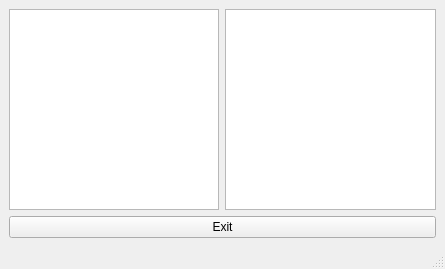
First picture: the form in Easy_File_Manager/explorer.ui, repository NebesnyiA/Easy_File_Manager, before the edit.
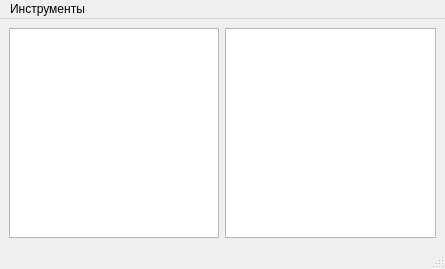
Second picture: the form after the edit.

Commit message: New function was added: possibility to create new folder in both windows.

What changed in the file:
```diff
--- a/Easy_File_Manager/explorer.ui
+++ b/Easy_File_Manager/explorer.ui
@@ -19,6 +19,19 @@
      <layout class="QVBoxLayout" name="verticalLayout">
       <item>
        <layout class="QHBoxLayout" name="horizontalLayout">
+        <item>
+         <spacer name="horizontalSpacer">
+          <property name="orientation">
+           <enum>Qt::Horizontal</enum>
+          </property>
+          <property name="sizeHint" stdset="0">
+           <size>
+            <width>40</width>
+            <height>20</height>
+           </size>
+          </property>
+         </spacer>
+        </item>
         <item>
          <widget class="QListView" name="Win_One"/>
         </item>
@@ -27,13 +40,6 @@
         </item>
        </layout>
       </item>
-      <item>
-       <widget class="QPushButton" name="B_Exit">
-        <property name="text">
-         <string>Exit</string>
-        </property>
-       </widget>
-      </item>
      </layout>
     </item>
    </layout>
@@ -47,6 +53,14 @@
      <height>21</height>
     </rect>
    </property>
+   <widget class="QMenu" name="menu">
+    <property name="title">
+     <string>Инструменты</string>
+    </property>
+    <addaction name="actionNew_Folder"/>
+    <addaction name="actionNew_Folder_For_second_window"/>
+   </widget>
+   <addaction name="menu"/>
   </widget>
   <widget class="QStatusBar" name="statusbar"/>
  </widget>
```
Left out of the diff: 10 changed lines with no effect on the pictures. The commit also changes 3 other files.
